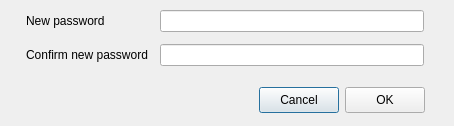
First picture: the form in src/MEGASync/gui/ui/ChangePassword.ui, repository meganz/MEGAsync, before the edit.
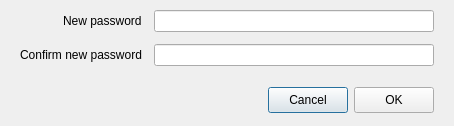
Second picture: the form after the edit. Custom widgets are drawn as their Qt base class.

Commit message: SNC-5020 : Change password dialog, update layout strategy.

```diff
--- a/src/MEGASync/gui/ui/ChangePassword.ui
+++ b/src/MEGASync/gui/ui/ChangePassword.ui
@@ -28,7 +28,7 @@
   <property name="styleSheet">
    <string notr="true"/>
   </property>
-  <layout class="QVBoxLayout" name="verticalLayout">
+  <layout class="QVBoxLayout" name="verticalLayout" stretch="0,1,0">
    <property name="spacing">
     <number>12</number>
    </property>
@@ -45,27 +45,25 @@
     <number>10</number>
    </property>
    <item>
-    <widget class="QWidget" name="wContainer" native="true">
-     <layout class="QFormLayout" name="formLayout">
-      <property name="horizontalSpacing">
-       <number>12</number>
-      </property>
-      <property name="verticalSpacing">
-       <number>12</number>
-      </property>
-      <property name="leftMargin">
-       <number>6</number>
-      </property>
-      <property name="topMargin">
-       <number>0</number>
-      </property>
-      <property name="rightMargin">
-       <number>10</number>
-      </property>
-      <property name="bottomMargin">
-       <number>0</number>
-      </property>
-      <item row="0" column="0">
+    <layout class="QHBoxLayout" name="horizontalLayout_2" stretch="0,1">
+     <item>
+      <layout class="QVBoxLayout" name="verticalLayout_5">
+       <item>
+        <layout class="QHBoxLayout" name="horizontalLayout_3" stretch="1,0">
+         <item>
+          <spacer name="horizontalSpacer_2">
+           <property name="orientation">
+            <enum>Qt::Orientation::Horizontal</enum>
+           </property>
+           <property name="sizeHint" stdset="0">
+            <size>
+             <width>0</width>
+             <height>20</height>
+            </size>
+           </property>
+          </spacer>
+         </item>
+         <item>
        <widget class="QLabel" name="lDescNewPassword">
         <property name="minimumSize">
          <size>
@@ -87,26 +85,9 @@
         </property>
        </widget>
       </item>
-      <item row="0" column="1">
-       <widget class="QLineEdit" name="lNewPassword">
-        <property name="maximumSize">
-         <size>
-          <width>16777215</width>
-          <height>16777215</height>
-         </size>
-        </property>
-        <property name="echoMode">
-         <enum>QLineEdit::Password</enum>
-        </property>
-        <property name="alignment">
-         <set>Qt::AlignLeading|Qt::AlignLeft|Qt::AlignVCenter</set>
-        </property>
-        <property name="type" stdset="0">
-         <string notr="true">mega</string>
-        </property>
-       </widget>
-      </item>
-      <item row="1" column="0">
+        </layout>
+       </item>
+       <item>
        <widget class="QLabel" name="lDescConfirmNewPassword">
         <property name="minimumSize">
          <size>
@@ -128,8 +109,43 @@
         </property>
        </widget>
       </item>
-      <item row="1" column="1">
+      </layout>
+     </item>
+     <item>
+      <layout class="QVBoxLayout" name="verticalLayout_2">
+       <item>
+        <widget class="QLineEdit" name="lNewPassword">
+         <property name="sizePolicy">
+          <sizepolicy hsizetype="Ignored" vsizetype="Fixed">
+           <horstretch>0</horstretch>
+           <verstretch>0</verstretch>
+          </sizepolicy>
+         </property>
+         <property name="maximumSize">
+          <size>
+           <width>16777215</width>
+           <height>16777215</height>
+          </size>
+         </property>
+         <property name="echoMode">
+          <enum>QLineEdit::EchoMode::Password</enum>
+         </property>
+         <property name="alignment">
+          <set>Qt::AlignmentFlag::AlignLeading|Qt::AlignmentFlag::AlignLeft|Qt::AlignmentFlag::AlignVCenter</set>
+         </property>
+         <property name="type" stdset="0">
+          <string notr="true">mega</string>
+         </property>
+        </widget>
+       </item>
+       <item>
        <widget class="PasswordLineEdit" name="lConfirmNewPassword">
+         <property name="sizePolicy">
+          <sizepolicy hsizetype="MinimumExpanding" vsizetype="Fixed">
+           <horstretch>0</horstretch>
+           <verstretch>0</verstretch>
+          </sizepolicy>
+         </property>
         <property name="maximumSize">
          <size>
           <width>16777215</width>
@@ -148,7 +164,21 @@
        </widget>
       </item>
      </layout>
-    </widget>
+     </item>
+    </layout>
+   </item>
+   <item>
+    <spacer name="verticalSpacer">
+     <property name="orientation">
+      <enum>Qt::Orientation::Vertical</enum>
+     </property>
+     <property name="sizeHint" stdset="0">
+      <size>
+       <width>20</width>
+       <height>0</height>
+      </size>
+     </property>
+    </spacer>
    </item>
    <item>
     <widget class="QWidget" name="widget" native="true">
@@ -172,7 +202,7 @@
        <number>0</number>
       </property>
       <property name="rightMargin">
-       <number>9</number>
+       <number>0</number>
       </property>
       <property name="bottomMargin">
        <number>0</number>
```
Left out of the diff: 6 changed lines with no effect on the pictures. Lines whose indentation alone changed are shown as unchanged.
